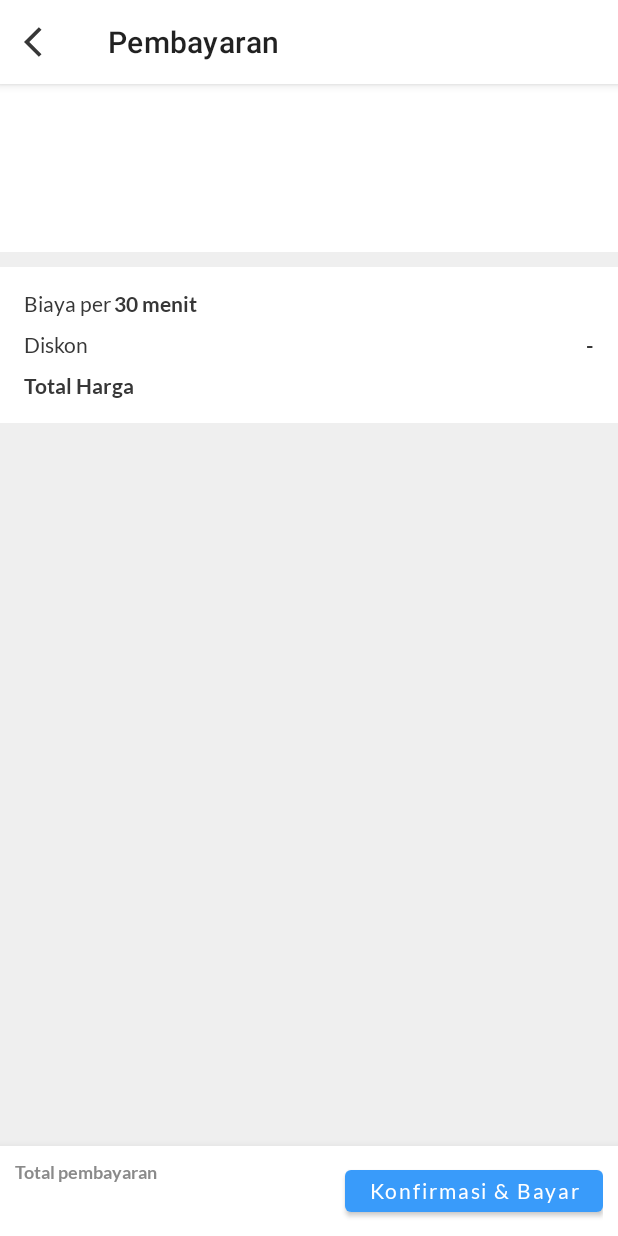
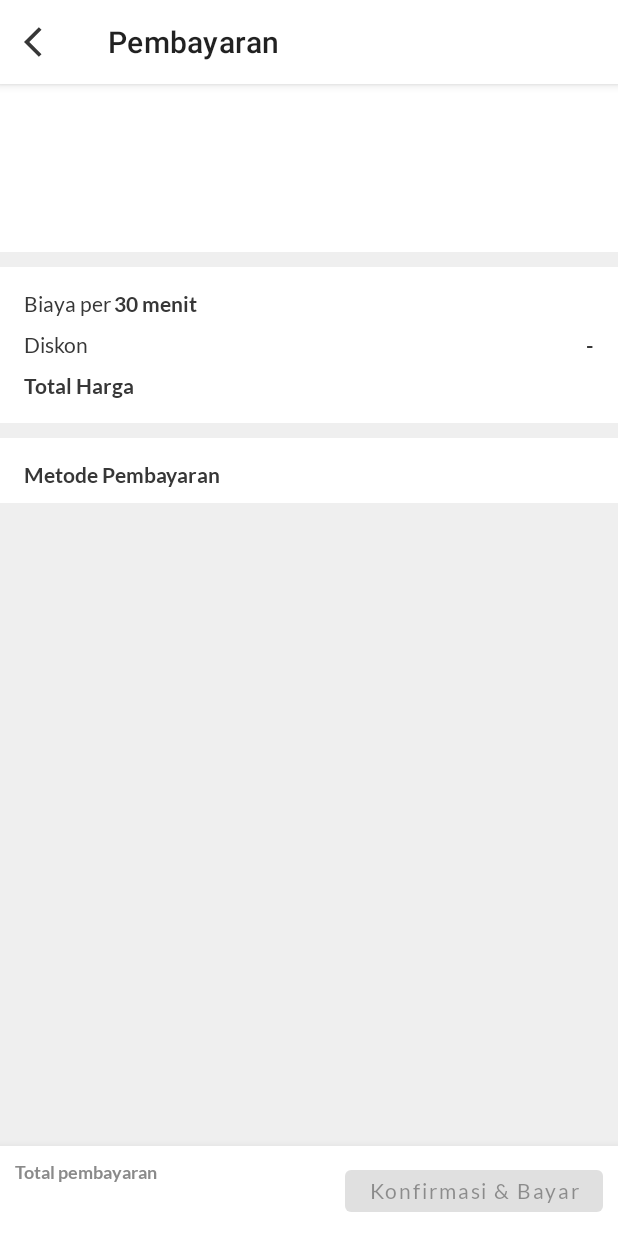
Before and after one commit to C22-PS015-Capstone-Bangkit-2022/Sehatin-Mobile, an Android app: the fragment PaymentDoctorFragment placed in its activity, on a phone screen of 412 x 824 dp. Run offline under Robolectric (Android 15) with nearby library versions, the light colour scheme and no system bars; our stand-ins replace Firebase (no records; nobody signed in at launch, a user with empty details on screens opened directly), paging; pictures from the network do not load; 7 statements that could not run were skipped.

Commit message:
create payment method layout

```diff
--- a/app/src/main/res/layout/fragment_payment_doctor.xml
+++ b/app/src/main/res/layout/fragment_payment_doctor.xml
@@ -47,6 +47,11 @@
                 android:id="@+id/paymentInfo"
                 layout="@layout/item_payment_doctor_payment_info"/>
 
+            <!-- PAYMENT's METHOD -->
+            <include
+                android:id="@+id/paymentMethod"
+                layout="@layout/item_payment_doctor_payment_method"/>
+
         </LinearLayout>
     </androidx.core.widget.NestedScrollView>
 
@@ -89,6 +94,7 @@
             app:layout_constraintBottom_toBottomOf="parent"
             app:layout_constraintEnd_toEndOf="parent"
             android:text="@string/konfirasi_amp_bayar"
+            android:enabled="false"
             style="@style/font_regular"
             android:textAllCaps="false"
             app:layout_constraintTop_toTopOf="parent" />
--- /dev/null
+++ b/app/src/main/res/layout/item_payment_doctor_payment_method.xml
@@ -0,0 +1,33 @@
+<?xml version="1.0" encoding="utf-8"?>
+<androidx.constraintlayout.widget.ConstraintLayout xmlns:android="http://schemas.android.com/apk/res/android"
+    xmlns:app="http://schemas.android.com/apk/res-auto"
+    xmlns:tools="http://schemas.android.com/tools"
+    android:layout_width="match_parent"
+    android:layout_height="wrap_content"
+    android:background="@color/white"
+    android:layout_marginBottom="@dimen/postMargin">
+
+    <TextView
+        android:id="@+id/textView15"
+        style="@style/font_bold"
+        android:layout_width="wrap_content"
+        android:layout_height="wrap_content"
+        android:text="@string/metode_pembayaran"
+        android:textColor="@color/black8"
+        android:layout_margin="@dimen/horizontalMargin"
+        android:textSize="@dimen/normalTextSize"
+        app:layout_constraintStart_toStartOf="parent"
+        app:layout_constraintTop_toTopOf="parent" />
+
+    <androidx.recyclerview.widget.RecyclerView
+        android:id="@+id/rvPaymentMethod"
+        android:layout_width="match_parent"
+        android:layout_height="wrap_content"
+        app:layout_constraintEnd_toEndOf="parent"
+        app:layout_constraintStart_toStartOf="parent"
+        android:layout_marginTop="@dimen/postMargin"
+        tools:listitem="@layout/item_payment_method"
+        tools:itemCount="5"
+        app:layout_constraintTop_toBottomOf="@+id/textView15" />
+
+</androidx.constraintlayout.widget.ConstraintLayout>
--- a/app/src/main/res/values/strings.xml
+++ b/app/src/main/res/values/strings.xml
@@ -101,4 +101,5 @@
     <string name="_30_menit">30 menit</string>
     <string name="diskon">Diskon</string>
     <string name="total_harga">Total Harga</string>
+    <string name="metode_pembayaran">Metode Pembayaran</string>
 </resources>
```
Also changed, not shown: app/src/main/res/layout/item_payment_method.xml (added, +50 -0 lines).
